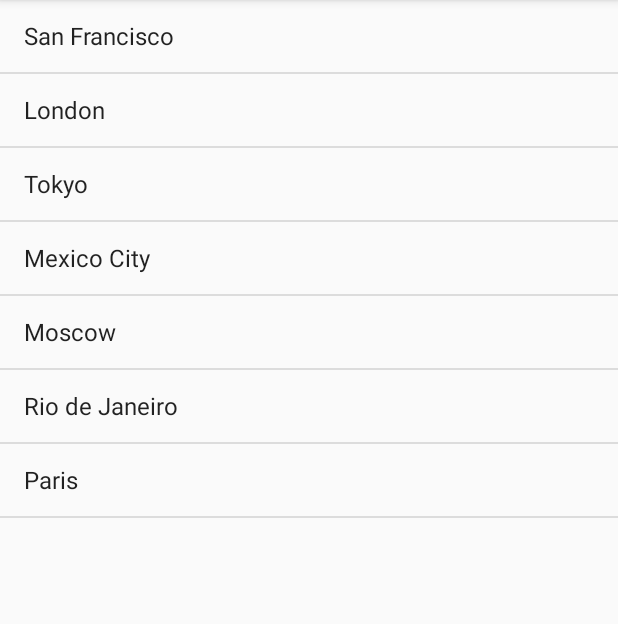
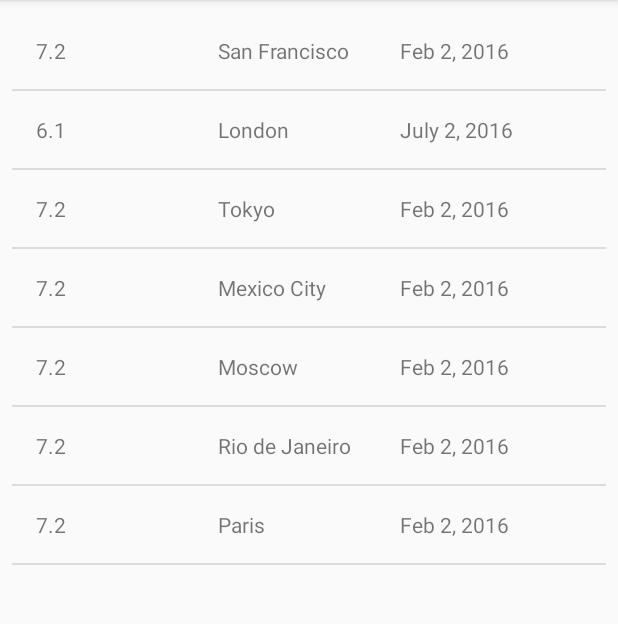
Before and after one commit to yashjunejaa/Earthquake, an Android app: the screen it shows after launch (EarthquakeActivity), on a phone screen of 412 x 824 dp, the part 84-708 px from its top. Run offline under Robolectric (Android 15) with nearby library versions, the phone set to English and light mode, and no system bars.

Commit message:
Added the Functionality of Custom Array Adapter for displaying earthquake data. Created a Earthquake class to store the Earthquake data. Created a EarthquakeArrayAdapter to assign Earthquake data into listview.

```diff
--- /dev/null
+++ b/app/src/main/java/com/example/earthquake/Earthquake.java
@@ -0,0 +1,37 @@
+package com.example.earthquake;
+
+public class Earthquake {
+    private double magnitude;
+    private String location;
+    private String date;
+
+    public Earthquake(double magnitude, String location, String date) {
+        this.magnitude = magnitude;
+        this.location = location;
+        this.date = date;
+    }
+
+    public double getMagnitude() {
+        return magnitude;
+    }
+
+    public void setMagnitude(double magnitude) {
+        this.magnitude = magnitude;
+    }
+
+    public String getLocation() {
+        return location;
+    }
+
+    public void setLocation(String location) {
+        this.location = location;
+    }
+
+    public String getDate() {
+        return date;
+    }
+
+    public void setDate(String date) {
+        this.date = date;
+    }
+}
--- a/app/src/main/java/com/example/earthquake/EarthquakeActivity.java
+++ b/app/src/main/java/com/example/earthquake/EarthquakeActivity.java
@@ -33,24 +33,23 @@ public class EarthquakeActivity extends AppCompatActivity {
         setContentView(R.layout.earthquake_activity);
 
         // Create a fake list of earthquake locations.
-        ArrayList<String> earthquakes = new ArrayList<>();
-        earthquakes.add("San Francisco");
-        earthquakes.add("London");
-        earthquakes.add("Tokyo");
-        earthquakes.add("Mexico City");
-        earthquakes.add("Moscow");
-        earthquakes.add("Rio de Janeiro");
-        earthquakes.add("Paris");
+        ArrayList<Earthquake> earthquakes = new ArrayList<>();
+        earthquakes.add(new Earthquake(7.2, "San Francisco", "Feb 2, 2016"));
+        earthquakes.add(new Earthquake(6.1, "London", "July 2, 2016"));
+        earthquakes.add(new Earthquake(7.2, "Tokyo", "Feb 2, 2016"));
+        earthquakes.add(new Earthquake(7.2, "Mexico City", "Feb 2, 2016"));
+        earthquakes.add(new Earthquake(7.2, "Moscow", "Feb 2, 2016"));
+        earthquakes.add(new Earthquake(7.2, "Rio de Janeiro", "Feb 2, 2016"));
+        earthquakes.add(new Earthquake(7.2, "Paris", "Feb 2, 2016"));
 
         // Find a reference to the {@link ListView} in the layout
         ListView earthquakeListView = (ListView) findViewById(R.id.list);
 
         // Create a new {@link ArrayAdapter} of earthquakes
-        ArrayAdapter<String> adapter = new ArrayAdapter<String>(
-                this, android.R.layout.simple_list_item_1, earthquakes);
+        EarthquakeArrayAdapter eaa = new EarthquakeArrayAdapter(this, earthquakes);
 
         // Set the adapter on the {@link ListView}
         // so the list can be populated in the user interface
-        earthquakeListView.setAdapter(adapter);
+        earthquakeListView.setAdapter(eaa);
     }
 }
--- /dev/null
+++ b/app/src/main/java/com/example/earthquake/EarthquakeArrayAdapter.java
@@ -0,0 +1,43 @@
+package com.example.earthquake;
+
+import android.content.Context;
+import android.view.LayoutInflater;
+import android.view.View;
+import android.view.ViewGroup;
+import android.widget.ArrayAdapter;
+import android.widget.TextView;
+
+import androidx.annotation.NonNull;
+import androidx.annotation.Nullable;
+
+import org.w3c.dom.Text;
+
+import java.util.List;
+
+public class EarthquakeArrayAdapter extends ArrayAdapter<Earthquake> {
+
+    public EarthquakeArrayAdapter(@NonNull Context context,  @NonNull List<Earthquake> objects) {
+        super(context, 0, objects);
+    }
+
+    @NonNull
+    @Override
+    public View getView(int position, @Nullable View convertView, @NonNull ViewGroup parent) {
+
+        View item=convertView;
+        if(item==null)
+        {
+            item= LayoutInflater.from(getContext()).inflate(R.layout.earthquake_list_item,parent,false);
+        }
+
+        Earthquake e= getItem(position);
+        TextView t1=item.findViewById(R.id.mag);
+        t1.setText(""+e.getMagnitude());
+        TextView t2=item.findViewById(R.id.loc);
+        t2.setText(e.getLocation());
+        TextView t3= item.findViewById(R.id.date);
+        t3.setText(e.getDate());
+
+        return item;
+    }
+}
--- a/app/src/main/res/layout/earthquake_activity.xml
+++ b/app/src/main/res/layout/earthquake_activity.xml
@@ -18,4 +18,5 @@
     android:id="@+id/list"
     android:orientation="vertical"
     android:layout_width="match_parent"
-    android:layout_height="match_parent"/>
+    android:layout_height="match_parent"
+    android:layout_margin="8dp"/>
--- /dev/null
+++ b/app/src/main/res/layout/earthquake_list_item.xml
@@ -0,0 +1,29 @@
+<?xml version="1.0" encoding="utf-8"?>
+<LinearLayout
+    xmlns:android="http://schemas.android.com/apk/res/android"
+    android:layout_width="match_parent"
+    android:layout_height="wrap_content"
+    android:orientation="horizontal"
+    android:padding="16dp">
+    <TextView
+        android:layout_width="0dp"
+        android:layout_height="wrap_content"
+        android:layout_weight="1"
+        android:layout_gravity="center"
+        android:id="@+id/mag"
+        />
+    <TextView
+        android:layout_width="0dp"
+        android:layout_height="wrap_content"
+        android:layout_weight="1"
+        android:layout_gravity="right"
+        android:id="@+id/loc"
+        />
+    <TextView
+        android:layout_width="0dp"
+        android:layout_height="wrap_content"
+        android:layout_weight="1"
+        android:layout_gravity="right"
+        android:id="@+id/date"
+        />
+</LinearLayout>
```
